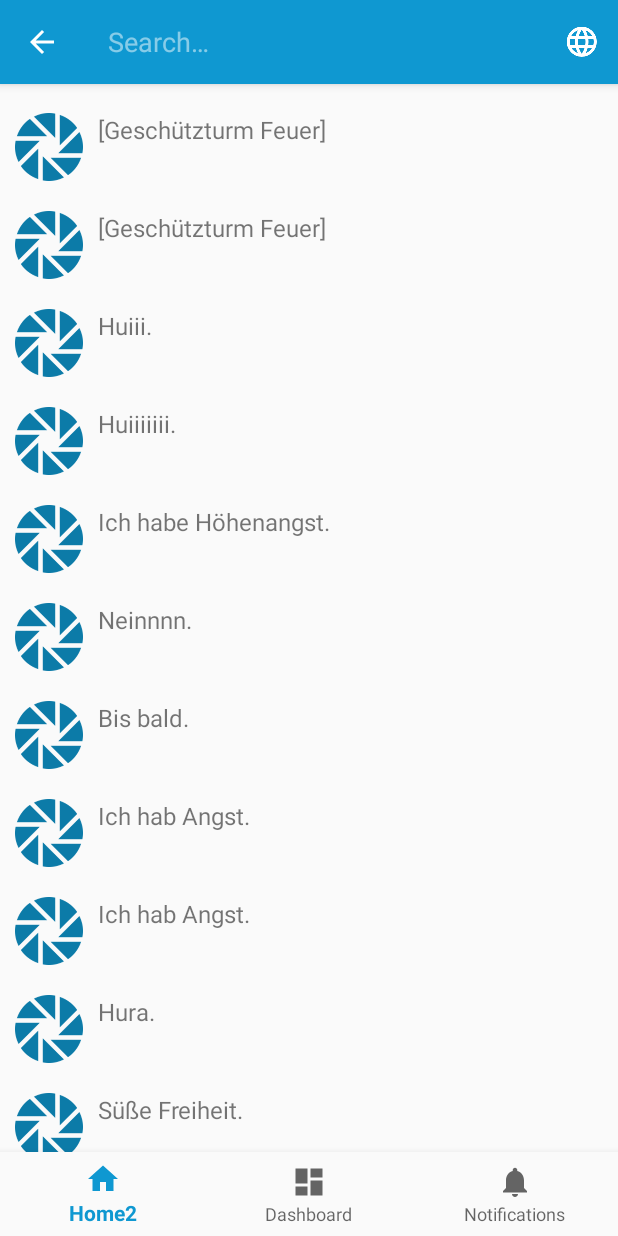
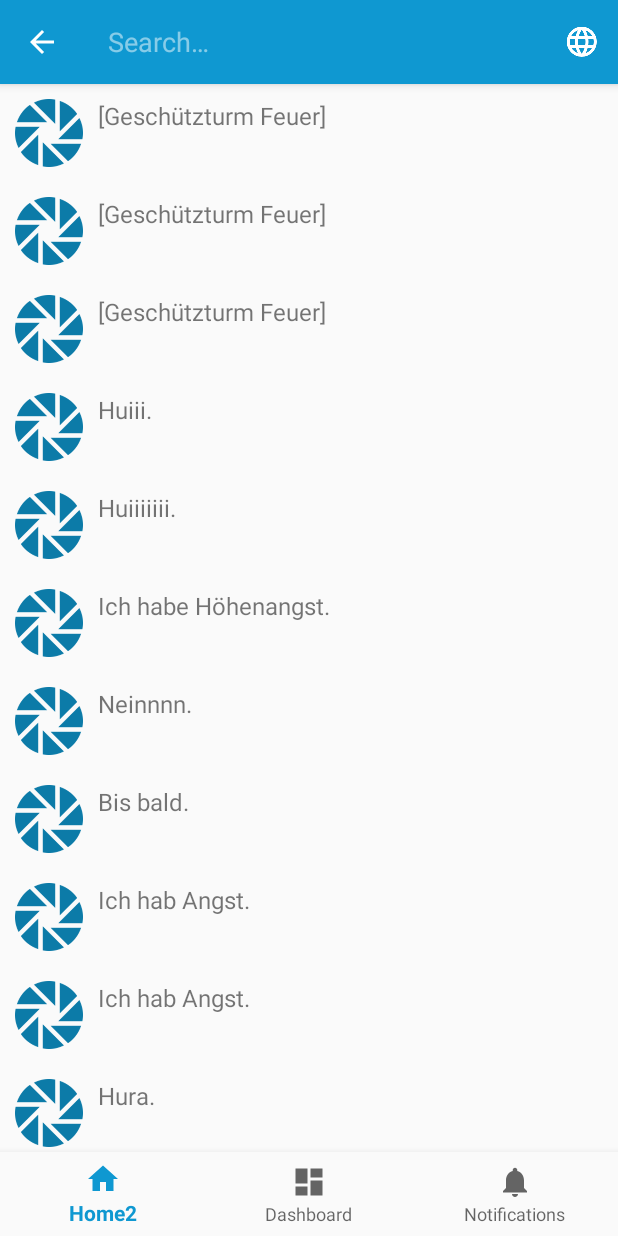
Before and after one commit to translocathor/portal-soundboard, an Android app: the MainActivity screen opened directly, with no data from a screen before it, after a tap on an icon or button, on a phone screen of 412 x 824 dp. Run offline under Robolectric (Android 15) with nearby library versions, the phone set to English and light mode, and no system bars.

Commit message:
Fix recycler view layout

```diff
--- a/app/src/main/res/layout/activity_main.xml
+++ b/app/src/main/res/layout/activity_main.xml
@@ -36,10 +36,7 @@
         android:layout_width="match_parent"
         android:layout_height="match_parent"
         android:scrollbars="vertical"
-        app:layout_constraintBottom_toTopOf="parent"
-        app:layout_constraintEnd_toStartOf="parent"
-        app:layout_constraintStart_toStartOf="parent"
-        app:layout_constraintTop_toTopOf="parent" />
+        app:layout_behavior="@string/appbar_scrolling_view_behavior" />
 
     <com.google.android.material.bottomnavigation.BottomNavigationView
         android:id="@+id/nav_view"
```
